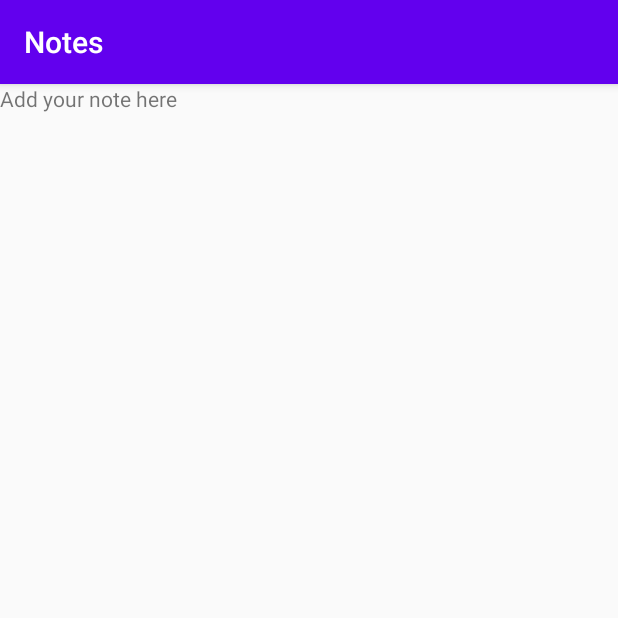
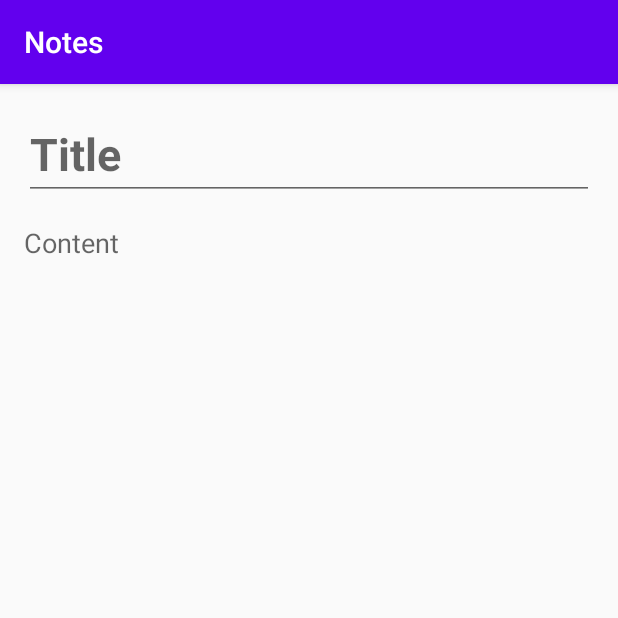
Before and after one commit to akanshajn11/Notes-App, an Android app: the NoteFragment screen opened through its navigation route, on a phone screen of 412 x 824 dp, the top half of it. Run offline under Robolectric (Android 15) with nearby library versions, the phone set to English and light mode, and no system bars; our stand-ins replace data binding.

Commit message:
Title and contentadded on note page

```diff
--- a/app/src/main/res/layout/fragment_note.xml
+++ b/app/src/main/res/layout/fragment_note.xml
@@ -1,18 +1,46 @@
 <?xml version="1.0" encoding="utf-8"?>
 <layout xmlns:android="http://schemas.android.com/apk/res/android"
+    xmlns:app="http://schemas.android.com/apk/res-auto"
     xmlns:tools="http://schemas.android.com/tools"
 
     tools:context=".NoteFragment">
-<FrameLayout
-    android:layout_width="match_parent"
-    android:layout_height="match_parent">
 
-    <!-- TODO: Update blank fragment layout -->
+    <androidx.constraintlayout.widget.ConstraintLayout
+        android:layout_width="match_parent"
+        android:layout_height="match_parent">
 
-    <TextView
-        android:layout_width="match_parent"
-        android:layout_height="match_parent"
-        android:text="Add your note here" />
+        <EditText
+            android:id="@+id/editTitleText"
 
-</FrameLayout>
+            android:layout_height="wrap_content"
+            android:layout_marginTop="16dp"
+            android:layout_marginEnd="16dp"
+            android:layout_marginStart="16dp"
+
+
+            android:ems="10"
+            android:hint="Title"
+            android:inputType="textShortMessage"
+            android:textSize="30sp"
+            android:textStyle="bold"
+            app:layout_constraintEnd_toEndOf="parent"
+            app:layout_constraintStart_toStartOf="parent"
+            app:layout_constraintTop_toTopOf="parent"
+            android:layout_width="0dp" />
+
+        <EditText
+            android:id="@+id/editContentText"
+            android:layout_height="wrap_content"
+            android:cursorVisible="true"
+            android:layout_marginTop="16dp"
+            android:background="@android:color/transparent"
+            android:ems="10"
+            android:hint="Content"
+            android:inputType="textMultiLine"
+            app:layout_constraintEnd_toEndOf="@+id/editTitleText"
+            app:layout_constraintStart_toStartOf="@+id/editTitleText"
+            app:layout_constraintTop_toBottomOf="@+id/editTitleText"
+            android:layout_width="0dp" />
+
+    </androidx.constraintlayout.widget.ConstraintLayout>
 </layout>
--- a/app/src/main/res/values/strings.xml
+++ b/app/src/main/res/values/strings.xml
@@ -3,4 +3,5 @@
 
     <!-- TODO: Remove or change this placeholder text -->
     <string name="hello_blank_fragment">Hello blank fragment</string>
+    <string name="title">Title</string>
 </resources>
```
